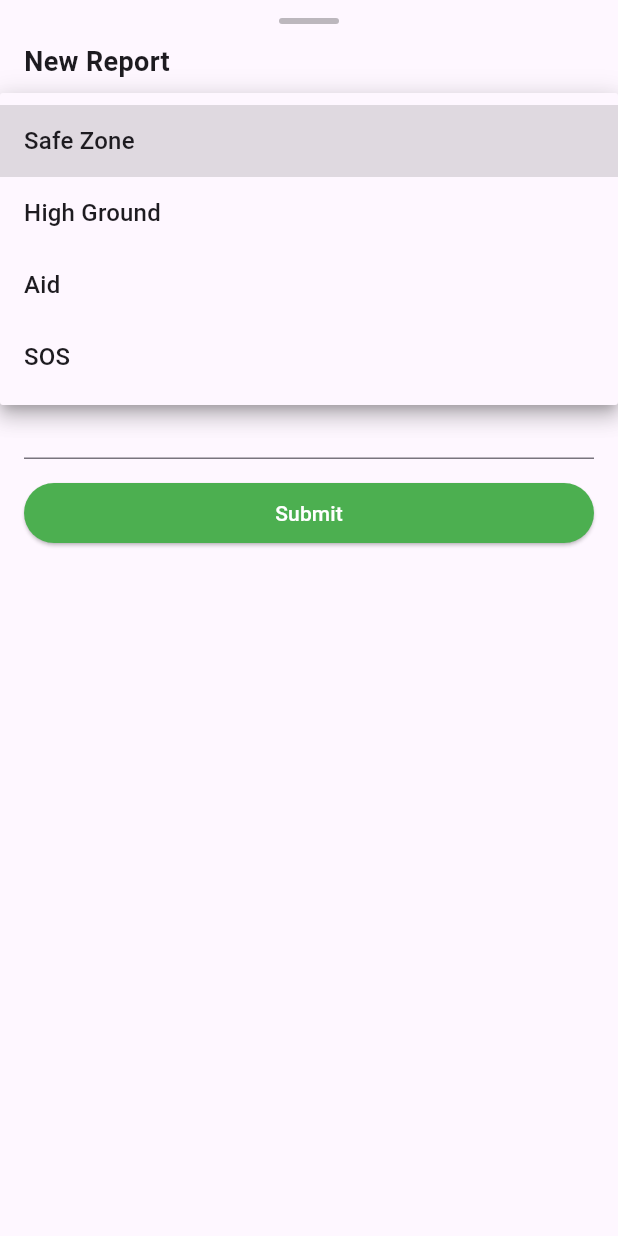
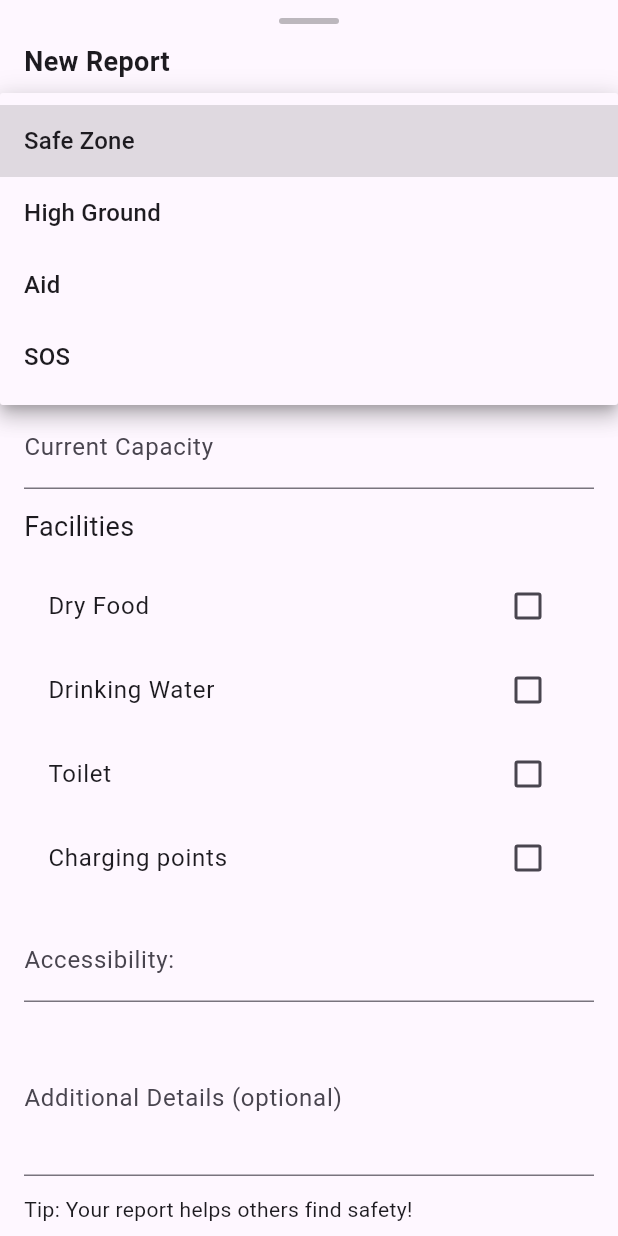
Before and after one commit to LinnLinn4/FloodNavi, a Flutter app: the ReportForm widget shown alone on an empty page, opened directly, after a tap on "Safe Zone", on a phone screen of 412 x 824 dp. Run offline on Flutter 3.47's test engine with Material 3 defaults, Android fonts, the phone set to English and light mode, and no system bars; our stand-ins replace google_maps_flutter, shared_preferences; accounts and stored records are empty.

Commit message:
updated report form

```diff
--- a/floodnavi/lib/utils/report/reportform.dart
+++ b/floodnavi/lib/utils/report/reportform.dart
@@ -9,7 +9,7 @@ class ReportFormResult {
 }
 
 class ReportForm extends StatefulWidget {
-  const ReportForm({required this.initialType});
+  const ReportForm({super.key, required this.initialType});
   final ReportType initialType;
 
   @override
@@ -21,6 +21,13 @@ class _ReportFormState extends State<ReportForm> {
   late ReportType _type = widget.initialType;
   final _placeCtrl = TextEditingController();
   final _detailsCtrl = TextEditingController();
+  final _estCapacityCtrl = TextEditingController();
+  final _currCapacityCtrl = TextEditingController();
+  final _accessCtrl = TextEditingController();
+  bool _water = false;
+  bool _food = false;
+  bool _toilet = false;
+  bool _charging = false;
 
   @override
   void dispose() {
@@ -59,7 +66,7 @@ class _ReportFormState extends State<ReportForm> {
                   style: TextStyle(fontSize: 18, fontWeight: FontWeight.bold),
                 ),
                 DropdownButtonFormField<ReportType>(
-                  value: _type,
+                  initialValue: _type,
                   decoration: const InputDecoration(labelText: 'Type'),
                   items: ReportType.values.map((t) {
                     return DropdownMenuItem(value: t, child: Text(t.label));
@@ -73,12 +80,81 @@ class _ReportFormState extends State<ReportForm> {
                       (v == null || v.trim().isEmpty) ? 'Required' : null,
                 ),
                 TextFormField(
+                  controller: _estCapacityCtrl,
+                  decoration: const InputDecoration(
+                    labelText: 'Estimated Capacity',
+                  ),
+                  maxLines: 1,
+                  keyboardType: TextInputType.number,
+                  validator: (value) {
+                    if (value == null || value.isEmpty) {
+                      return 'Capacity is required';
+                    }
+                    final n = int.tryParse(value);
+                    if (n == null || n <= 0) {
+                      return 'Enter a valid positive number';
+                    }
+                    return null;
+                  },
+                ),
+                TextFormField(
+                  controller: _currCapacityCtrl,
+                  decoration: const InputDecoration(
+                    labelText: 'Current Capacity',
+                  ),
+                  maxLines: 1,
+                  keyboardType: TextInputType.number,
+                  validator: (value) {
+                    if (value == null || value.isEmpty) {
+                      return 'Capacity is required';
+                    }
+                    final n = int.tryParse(value);
+                    if (n == null || n <= 0) {
+                      return 'Enter a valid positive number';
+                    }
+                    return null; // ✅ valid
+                  },
+                ),
+                Text('Facilities', style: TextStyle(fontSize: 18)),
+                Column(
+                  children: [
+                    CheckboxListTile(
+                      title: const Text('Dry Food'),
+                      value: _food,
+                      onChanged: (v) => setState(() => _food = v ?? false),
+                    ),
+                    CheckboxListTile(
+                      title: const Text('Drinking Water'),
+                      value: _water,
+                      onChanged: (v) => setState(() => _water = v ?? false),
+                    ),
+                    CheckboxListTile(
+                      title: const Text('Toilet'),
+                      value: _toilet,
+                      onChanged: (v) => setState(() => _toilet = v ?? false),
+                    ),
+                    CheckboxListTile(
+                      title: const Text('Charging points'),
+                      value: _charging,
+                      onChanged: (v) => setState(() => _charging = v ?? false),
+                    ),
+                  ],
+                ),
+                TextFormField(
+                  controller: _accessCtrl,
+                  decoration: const InputDecoration(
+                    labelText: 'Accessibility:',
+                  ),
+                  maxLines: 1,
+                ),
+                TextFormField(
                   controller: _detailsCtrl,
                   decoration: const InputDecoration(
-                    labelText: 'Details (optional)',
+                    labelText: 'Additional Details (optional)',
                   ),
                   maxLines: 3,
                 ),
+                Text('Tip: Your report helps others find safety!'),
                 const SizedBox(height: 8),
                 Row(
                   children: [
```
